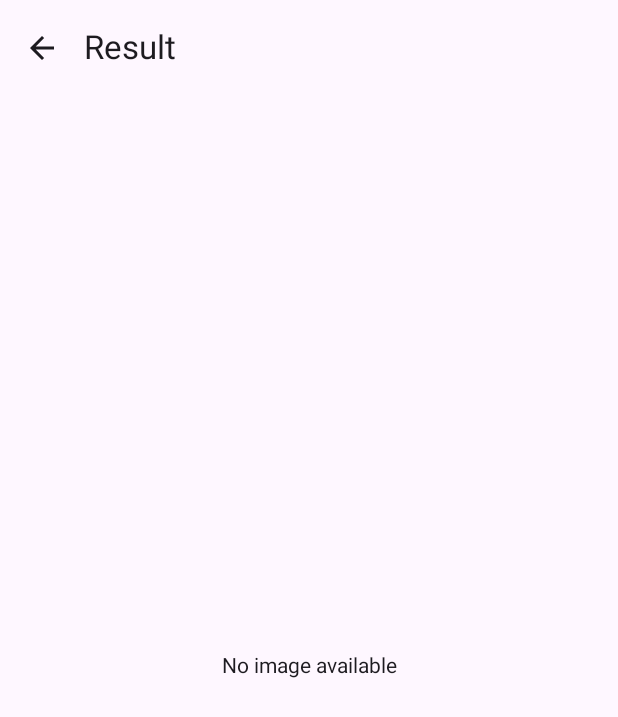
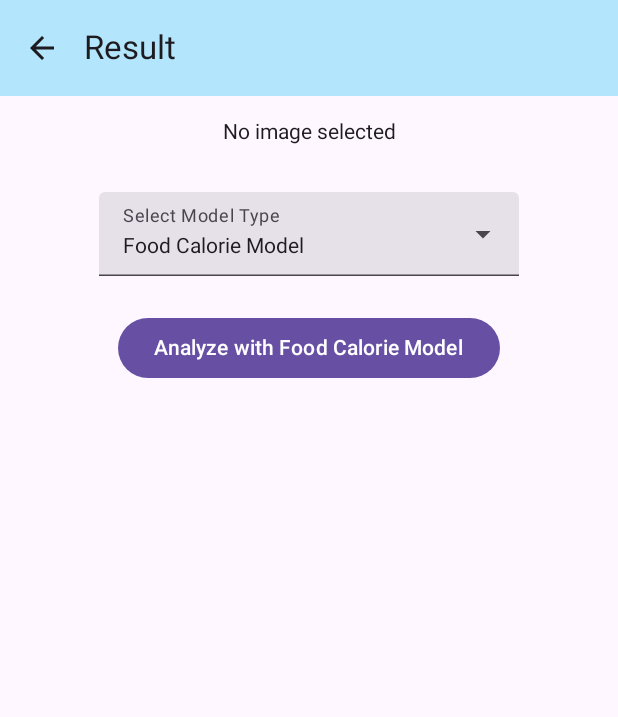
Before and after one commit to MileHuang/CS407GroupProject, an Android app built with Jetpack Compose: the result screen opened through its navigation route, on a phone screen of 412 x 824 dp. Shown: the top 717 px of the screen. Run offline under Robolectric (Android 15) with nearby library versions, the phone set to English and light mode, and no system bars.

Commit message:
Implement Model Type menu

```diff
--- a/app/src/main/java/com/cs407/myapplication/ui/Result.kt
+++ b/app/src/main/java/com/cs407/myapplication/ui/Result.kt
@@ -8,9 +8,14 @@ import androidx.compose.material.icons.Icons
 import androidx.compose.material.icons.filled.ArrowBack
 import androidx.compose.material3.*
 import androidx.compose.runtime.Composable
+import androidx.compose.runtime.getValue
+import androidx.compose.runtime.mutableStateOf
+import androidx.compose.runtime.remember
+import androidx.compose.runtime.setValue
 import androidx.compose.ui.Alignment
 import androidx.compose.ui.Modifier
 import androidx.compose.ui.draw.clip
+import androidx.compose.ui.graphics.Color
 import androidx.compose.ui.layout.ContentScale
 import androidx.compose.ui.unit.dp
 import coil.compose.rememberAsyncImagePainter
@@ -18,6 +23,9 @@ import coil.compose.rememberAsyncImagePainter
 @OptIn(ExperimentalMaterial3Api::class)
 @Composable
 fun ResultScreen(imageUri: String?, onBack: () -> Unit) {
+    var selectedModel by remember { mutableStateOf("Food Calorie Model") }
+    var expanded by remember { mutableStateOf(false) }
+
     Scaffold(
         topBar = {
             TopAppBar(
@@ -26,31 +34,75 @@ fun ResultScreen(imageUri: String?, onBack: () -> Unit) {
                     IconButton(onClick = onBack) {
                         Icon(Icons.Default.ArrowBack, contentDescription = "Back")
                     }
-                }
+                },
+                colors = TopAppBarDefaults.topAppBarColors(
+                    containerColor = Color(0xFFB3E5FC)
+                )
             )
         }
     ) { padding ->
-        Box(
+        Column(
             modifier = Modifier
                 .fillMaxSize()
                 .padding(padding)
+                .padding(16.dp),
+            horizontalAlignment = Alignment.CenterHorizontally
         ) {
+            // ✅ 图片缩略图
             if (imageUri != null) {
                 Image(
                     painter = rememberAsyncImagePainter(Uri.parse(imageUri)),
-                    contentDescription = "Captured Image",
+                    contentDescription = "Selected Image",
                     modifier = Modifier
-                        .size(180.dp)
-                        .padding(16.dp)
+                        .size(150.dp)
                         .clip(RoundedCornerShape(16.dp))
-                        .align(Alignment.TopStart),
-                    contentScale = ContentScale.Crop
+                        .align(Alignment.Start)
                 )
             } else {
-                Text(
-                    "No image available",
-                    modifier = Modifier.align(Alignment.Center)
+                Text("No image selected")
+            }
+
+            Spacer(modifier = Modifier.height(32.dp))
+
+            // ✅ 模型类别选择下拉菜单
+            ExposedDropdownMenuBox(
+                expanded = expanded,
+                onExpandedChange = { expanded = !expanded }
+            ) {
+                TextField(
+                    value = selectedModel,
+                    onValueChange = {},
+                    readOnly = true,
+                    label = { Text("Select Model Type") },
+                    trailingIcon = {
+                        ExposedDropdownMenuDefaults.TrailingIcon(expanded = expanded)
+                    },
+                    modifier = Modifier.menuAnchor()
                 )
+
+                ExposedDropdownMenu(
+                    expanded = expanded,
+                    onDismissRequest = { expanded = false }
+                ) {
+                    listOf("Food Calorie Model", "Nutrition Model", "Fitness Model").forEach { model ->
+                        DropdownMenuItem(
+                            text = { Text(model) },
+                            onClick = {
+                                selectedModel = model
+                                expanded = false
+                            }
+                        )
+                    }
+                }
+            }
+
+            Spacer(modifier = Modifier.height(24.dp))
+
+            // ✅ 分析按钮（点击后可加载对应模型）
+            Button(onClick = {
+                // TODO: trigger inference based on selectedModel
+            }) {
+                Text("Analyze with $selectedModel")
             }
         }
     }
```
